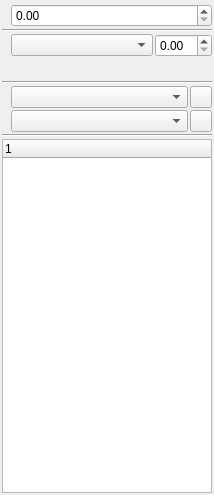
The window that scribus/ui/propertiespalette_textbase.ui (nitramr/scribus-indigo) describes before a commit, drawn with Qt 5.
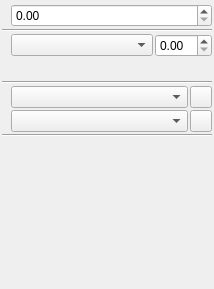
The same window after the commit. Icons and pictures are not drawn. Custom widgets are drawn as their Qt base class.

Patch:
```diff
--- a/scribus/ui/propertiespalette_textbase.ui
+++ b/scribus/ui/propertiespalette_textbase.ui
@@ -7,7 +7,7 @@
     <x>0</x>
     <y>0</y>
     <width>214</width>
-    <height>495</height>
+    <height>289</height>
    </rect>
   </property>
   <property name="windowTitle">
@@ -241,13 +241,20 @@
     </widget>
    </item>
    <item>
-    <widget class="ScTreeWidget" name="textTree">
-     <column>
-      <property name="text">
-       <string notr="true">1</string>
-      </property>
-     </column>
-    </widget>
+    <layout class="QVBoxLayout" name="lyt_widgetHolder"/>
+   </item>
+   <item>
+    <spacer name="verticalSpacer">
+     <property name="orientation">
+      <enum>Qt::Vertical</enum>
+     </property>
+     <property name="sizeHint" stdset="0">
+      <size>
+       <width>20</width>
+       <height>40</height>
+      </size>
+     </property>
+    </spacer>
    </item>
   </layout>
  </widget>
@@ -268,11 +275,6 @@
    <extends>QComboBox</extends>
    <header>ui/spalette.h</header>
   </customwidget>
-  <customwidget>
-   <class>ScTreeWidget</class>
-   <extends>QTreeWidget</extends>
-   <header>ui/sctreewidget.h</header>
-  </customwidget>
   <customwidget>
    <class>ParaStyleComboBox</class>
    <extends>QComboBox</extends>
```
